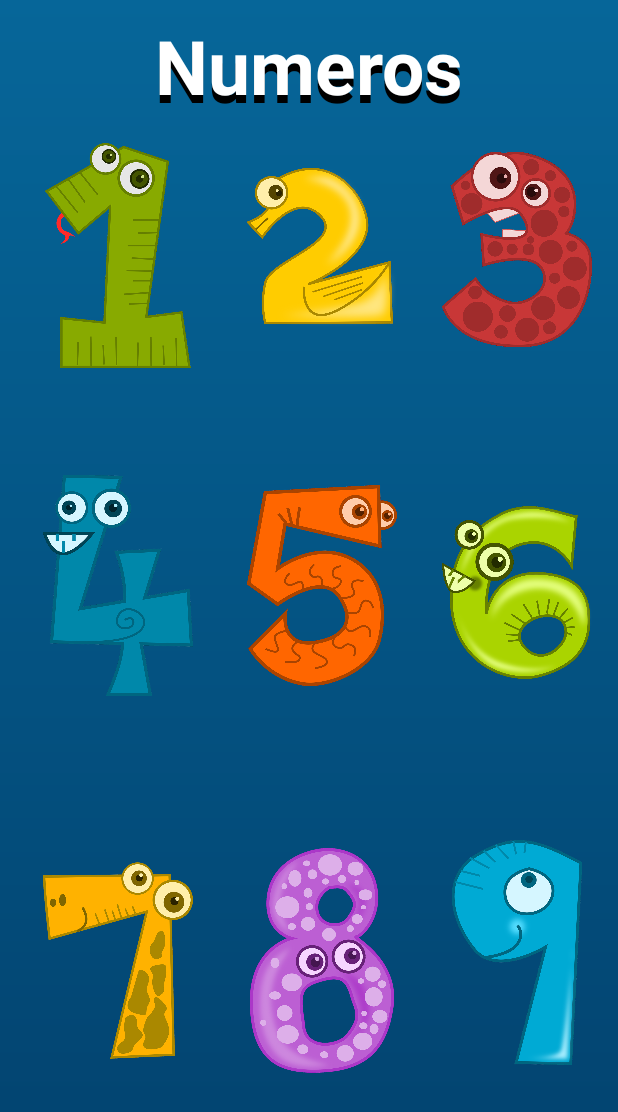
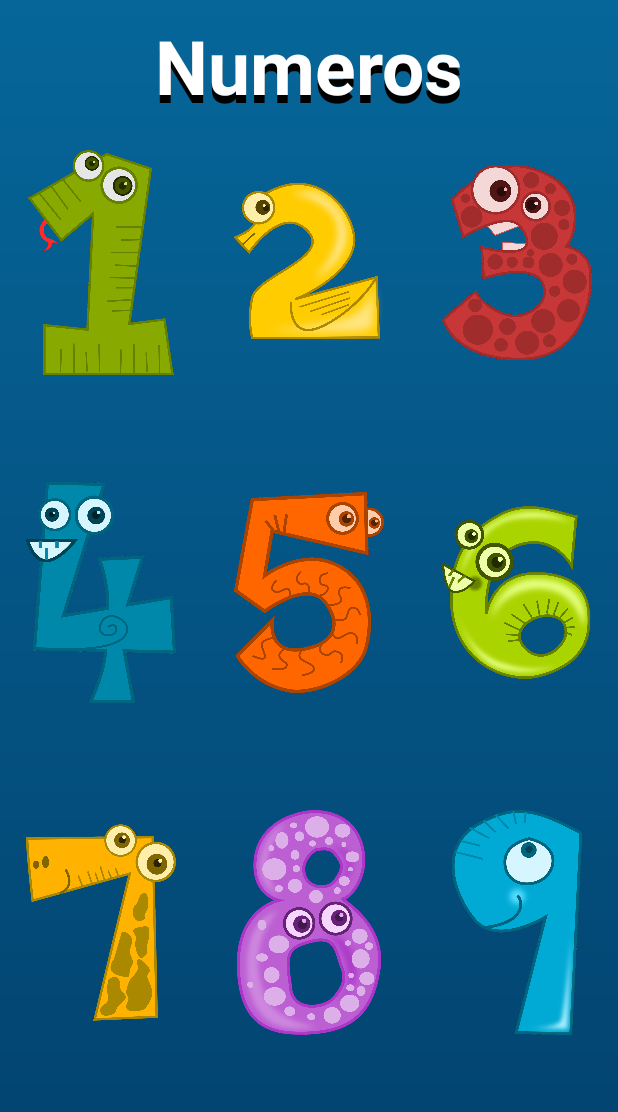
Before and after one commit to VictorHCH/AutiTec, an Android app: the MenuNumros screen opened directly, with no data from a screen before it, on a phone screen of 412 x 824 dp. Shown: the top 1112 px of the screen. Run offline under Robolectric (Android 15) with nearby library versions, the light colour scheme and no system bars.

Commit message:
Version 3.3.0
Acomodar burbujas y  menu numeros

```diff
--- a/Carrusel/app/src/main/res/layout/formas.xml
+++ b/Carrusel/app/src/main/res/layout/formas.xml
@@ -33,7 +33,7 @@
         android:id="@+id/lineablanca"
         android:layout_width="match_parent"
         android:layout_height="10dp"
-        android:layout_marginTop="520dp"
+        android:layout_marginTop="500dp"
         android:tag="figure2"
         app:layout_constraintEnd_toEndOf="parent"
         app:layout_constraintStart_toStartOf="parent"
--- a/Carrusel/app/src/main/res/layout/menu_numeros.xml
+++ b/Carrusel/app/src/main/res/layout/menu_numeros.xml
@@ -40,11 +40,10 @@
         android:layout_width="100dp"
         android:layout_height="150dp"
 
-
-        android:layout_alignEnd="@+id/mtres"
-
-        android:layout_marginTop="95dp"
-        android:layout_marginEnd="266dp"
+        android:layout_alignParentStart="true"
+        android:layout_gravity="center"
+        android:layout_marginTop="100dp"
+        android:layout_marginLeft="17dp"
         android:src="@drawable/uno" />
 
     <ImageView
@@ -52,66 +51,56 @@
         android:layout_width="100dp"
         android:layout_height="150dp"
 
+       android:layout_centerInParent="true"
+        android:layout_alignTop="@id/muno"
 
-        android:layout_alignTop="@+id/muno"
-        android:layout_alignParentEnd="true"
-        android:layout_gravity="center"
-        android:layout_marginTop="-5dp"
-        android:layout_marginEnd="147dp"
         android:src="@drawable/dos" />
+
 
     <ImageView
         android:id="@+id/mtres"
         android:layout_width="100dp"
         android:layout_height="150dp"
 
-
-        android:layout_alignTop="@+id/mdos"
         android:layout_alignParentEnd="true"
         android:layout_gravity="center"
-        android:layout_marginTop="1dp"
-        android:layout_marginEnd="17dp"
+        android:layout_marginTop="100dp"
+        android:layout_marginRight="17dp"
         android:src="@drawable/tres" />
-
 
     <ImageView
         android:id="@+id/mcuatro"
         android:layout_width="100dp"
         android:layout_height="150dp"
 
-
-        android:layout_alignEnd="@+id/mtres"
-        android:layout_marginTop="315dp"
-        android:layout_marginEnd="266dp"
+        android:layout_alignParentStart="true"
+        android:layout_gravity="center"
+        android:layout_marginTop="220dp"
+        android:layout_alignTop="@id/muno"
+        android:layout_marginLeft="17dp"
         android:src="@drawable/cuatro" />
-
-
-
 
     <ImageView
         android:id="@+id/mcinco"
         android:layout_width="100dp"
         android:layout_height="150dp"
 
-        android:layout_alignTop="@+id/muno"
-        android:layout_alignParentEnd="true"
-        android:layout_gravity="center"
-        android:layout_marginTop="220dp"
+        android:layout_centerInParent="true"
+        android:layout_alignTop="@id/mcuatro"
 
-        android:layout_marginEnd="147dp"
         android:src="@drawable/cinco" />
+
 
     <ImageView
         android:id="@+id/mseis"
         android:layout_width="100dp"
         android:layout_height="150dp"
 
-
-        android:layout_alignTop="@+id/mdos"
         android:layout_alignParentEnd="true"
         android:layout_gravity="center"
-        android:layout_marginTop="230dp"
-        android:layout_marginEnd="17dp"
+        android:layout_marginTop="220dp"
+        android:layout_alignTop="@id/mtres"
+        android:layout_marginRight="17dp"
         android:src="@drawable/numseis" />
 
     <ImageView
@@ -119,10 +108,11 @@
         android:layout_width="100dp"
         android:layout_height="150dp"
 
-
-        android:layout_alignEnd="@+id/mtres"
-        android:layout_marginTop="565dp"
-        android:layout_marginEnd="266dp"
+        android:layout_alignParentStart="true"
+        android:layout_gravity="center"
+        android:layout_marginTop="220dp"
+        android:layout_alignTop="@id/mcuatro"
+        android:layout_marginLeft="17dp"
         android:src="@drawable/siete" />
 
     <ImageView
@@ -130,24 +120,21 @@
         android:layout_width="100dp"
         android:layout_height="150dp"
 
-        android:layout_alignTop="@+id/muno"
-        android:layout_alignParentEnd="true"
-        android:layout_gravity="center"
-        android:layout_marginTop="470dp"
+        android:layout_alignTop="@id/msiete"
 
-        android:layout_marginEnd="147dp"
+        android:layout_centerInParent="true"
         android:src="@drawable/ocho" />
+
 
     <ImageView
         android:id="@+id/mnueve"
         android:layout_width="100dp"
         android:layout_height="150dp"
 
-
-        android:layout_alignTop="@+id/mdos"
         android:layout_alignParentEnd="true"
         android:layout_gravity="center"
-        android:layout_marginTop="470dp"
-        android:layout_marginEnd="17dp"
+        android:layout_marginTop="220dp"
+        android:layout_alignTop="@id/mseis"
+        android:layout_marginRight="17dp"
         android:src="@drawable/nueve" />
 </RelativeLayout>
--- a/Carrusel/app/src/main/res/layout/num4.xml
+++ b/Carrusel/app/src/main/res/layout/num4.xml
@@ -26,10 +26,10 @@
 
         <com.airbnb.lottie.LottieAnimationView
             android:id="@+id/like2ImageView"
-            android:layout_width="199dp"
+            android:layout_width="159dp"
             android:layout_height="141dp"
 
-            android:layout_marginLeft="200dp"
+            android:layout_marginLeft="190dp"
             app:srcCompat="@drawable/burbuja" />
 
         <com.airbnb.lottie.LottieAnimationView
```
Also changed, not shown: Carrusel/app/src/main/res/layout/num6.xml (+4 -4 lines), Carrusel/app/src/main/res/layout/num7.xml (+4 -4 lines), Carrusel/app/src/main/res/layout/num8.xml (+4 -4 lines), Carrusel/app/src/main/res/layout/num9.xml (+4 -4 lines).
